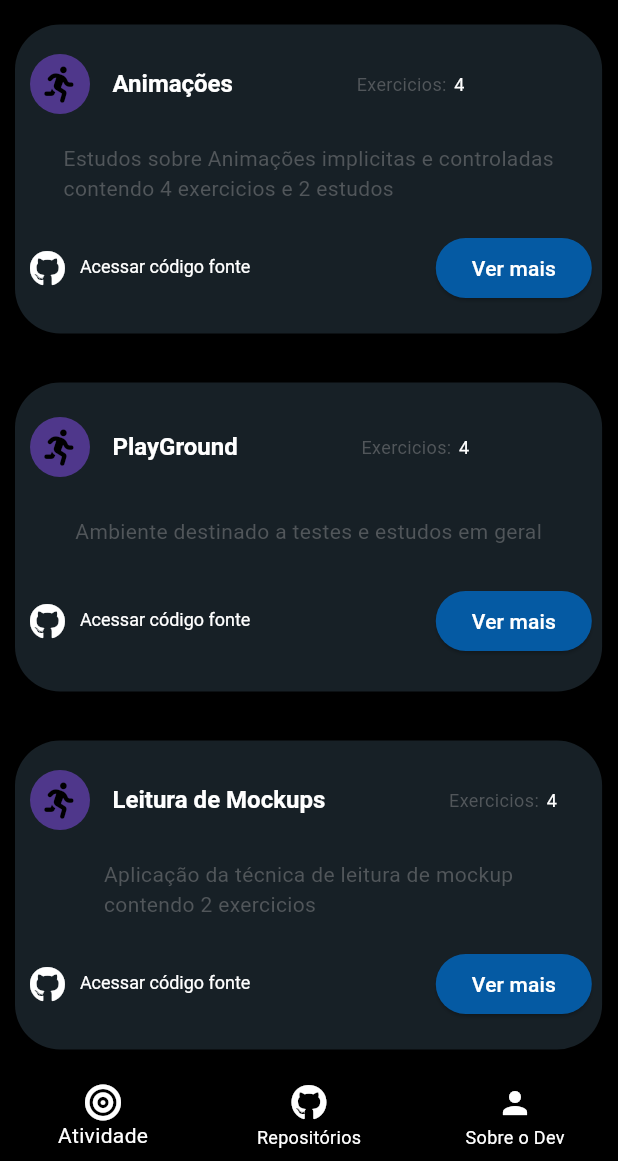
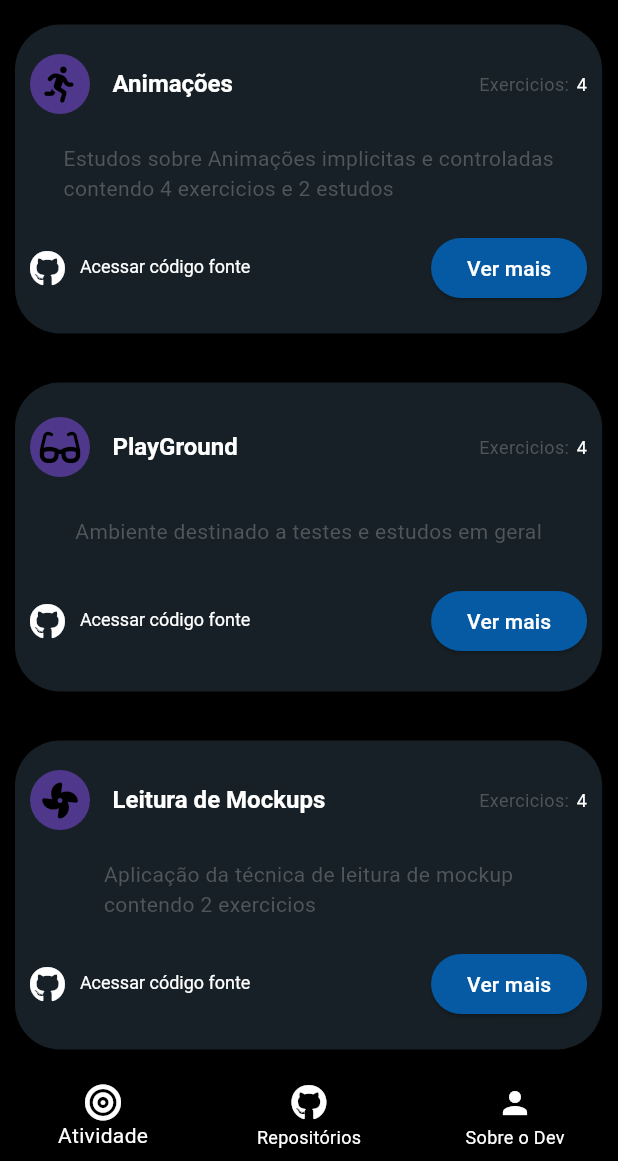
Before and after one commit to klyneeossada/app_cv, a Flutter app: the screen it shows after launch, on a phone screen of 412 x 824 dp, the part 75-1236 px from its top. Run offline on Flutter 3.47's test engine with Material 2 defaults, Android fonts, the phone set to English and light mode, and no system bars; our stand-ins replace font_awesome_flutter.

Commit message:
refatoracao e ajustes no theme

```diff
--- a/lib/home/home_page.dart
+++ b/lib/home/home_page.dart
@@ -41,23 +41,21 @@ class _HomePageState extends State<HomePage> {
         items: [
           BottomNavigationBarItem(
             label: label[0],
-            icon: const FaIcon(
-              FontAwesomeIcons.bullseye,
-              color: Colors.white,
-            ),
+            icon: FaIcon(FontAwesomeIcons.bullseye,
+                color: Theme.of(context).iconTheme.color),
           ),
           BottomNavigationBarItem(
             label: label[1],
-            icon: const FaIcon(
+            icon: FaIcon(
               FontAwesomeIcons.github,
-              color: Colors.white,
+              color: Theme.of(context).iconTheme.color,
             ),
           ),
           BottomNavigationBarItem(
             label: label[2],
-            icon: const Icon(
+            icon: Icon(
               Icons.person,
-              color: Colors.white,
+              color: Theme.of(context).iconTheme.color,
             ),
           ),
         ],
--- a/lib/main/container_main_page.dart
+++ b/lib/main/container_main_page.dart
@@ -4,10 +4,15 @@ import 'package:font_awesome_flutter/font_awesome_flutter.dart';
 import '../components/more_button_components.dart';
 
 class ContainerMain extends StatelessWidget {
-  const ContainerMain(
-      {super.key, required this.midText, required this.titleText});
+  const ContainerMain({
+    super.key,
+    required this.midText,
+    required this.titleText,
+    required this.icon,
+  });
   final String midText;
   final String titleText;
+  final IconData icon;
 
   @override
   Widget build(BuildContext context) {
@@ -31,10 +36,10 @@ class ContainerMain extends StatelessWidget {
           Row(
             mainAxisAlignment: MainAxisAlignment.start,
             children: [
-              const CircleAvatar(
+              CircleAvatar(
                 child: FaIcon(
                   color: Colors.black,
-                  FontAwesomeIcons.personRunning,
+                  icon,
                 ),
               ),
               const Padding(
@@ -45,7 +50,7 @@ class ContainerMain extends StatelessWidget {
                 titleText,
                 textAlign: TextAlign.left,
               ),
-              SizedBox(width: size.width * 0.2),
+              const Spacer(),
               const Text(
                 'Exercicios:',
                 style: TextStyle(
@@ -84,7 +89,7 @@ class ContainerMain extends StatelessWidget {
               ),
               Text('Acessar código fonte',
                   style: Theme.of(context).textTheme.displaySmall),
-              SizedBox(width: size.width * 0.3),
+              const Spacer(),
               const MoreButton(),
             ],
           )
--- a/lib/main/main_page.dart
+++ b/lib/main/main_page.dart
@@ -1,4 +1,5 @@
 import 'package:flutter/material.dart';
+import 'package:font_awesome_flutter/font_awesome_flutter.dart';
 
 import 'container_main_page.dart';
 
@@ -16,15 +17,18 @@ class MainPage extends StatelessWidget {
             titleText: 'Animações',
             midText:
                 'Estudos sobre Animações implicitas e controladas\ncontendo 4 exercicios e 2 estudos',
+            icon: FontAwesomeIcons.personRunning,
           ),
           ContainerMain(
             titleText: 'PlayGround',
             midText: 'Ambiente destinado a testes e estudos em geral',
+            icon: FontAwesomeIcons.glasses,
           ),
           ContainerMain(
             titleText: 'Leitura de Mockups',
             midText:
                 'Aplicação da técnica de leitura de mockup\ncontendo 2 exercicios',
+            icon: FontAwesomeIcons.fan,
           ),
         ],
       ),
--- a/lib/profile/profile_page.dart
+++ b/lib/profile/profile_page.dart
@@ -49,22 +49,22 @@ class _ProfilePageState extends State<ProfilePage> {
                 const SizedBox(height: 20),
                 Row(
                   mainAxisAlignment: MainAxisAlignment.spaceEvenly,
-                  children: const <Widget>[
+                  children: <Widget>[
                     FaIcon(
                       FontAwesomeIcons.whatsapp,
-                      color: Colors.white,
+                      color: Theme.of(context).iconTheme.color,
                     ),
                     FaIcon(
                       FontAwesomeIcons.githubAlt,
-                      color: Colors.white,
+                      color: Theme.of(context).iconTheme.color,
                     ),
                     FaIcon(
                       FontAwesomeIcons.instagram,
-                      color: Colors.white,
+                      color: Theme.of(context).iconTheme.color,
                     ),
                     FaIcon(
                       FontAwesomeIcons.facebook,
-                      color: Colors.white,
+                      color: Theme.of(context).iconTheme.color,
                     ),
                   ],
                 ),
```
